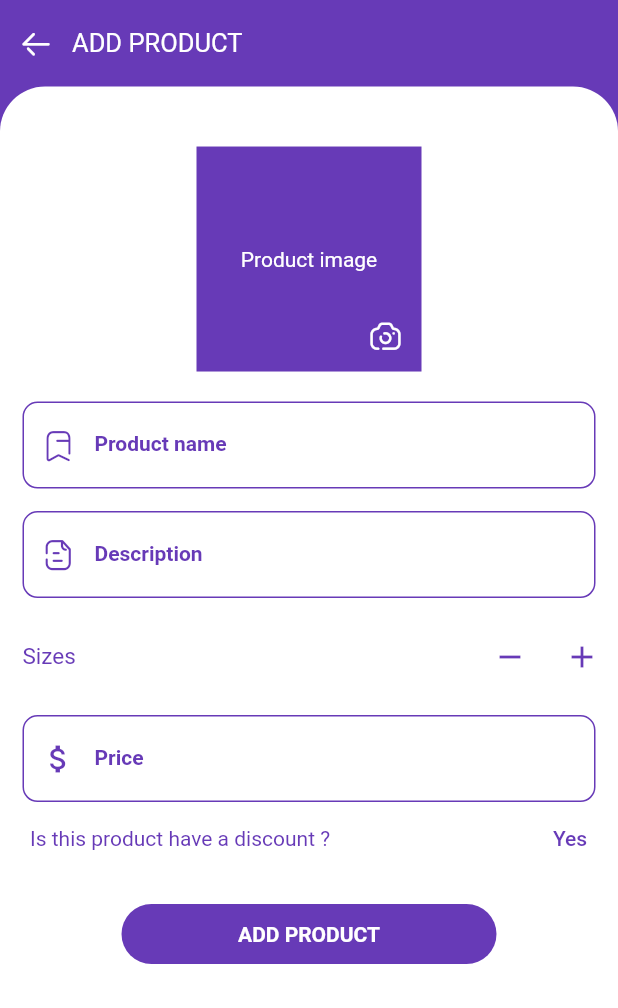
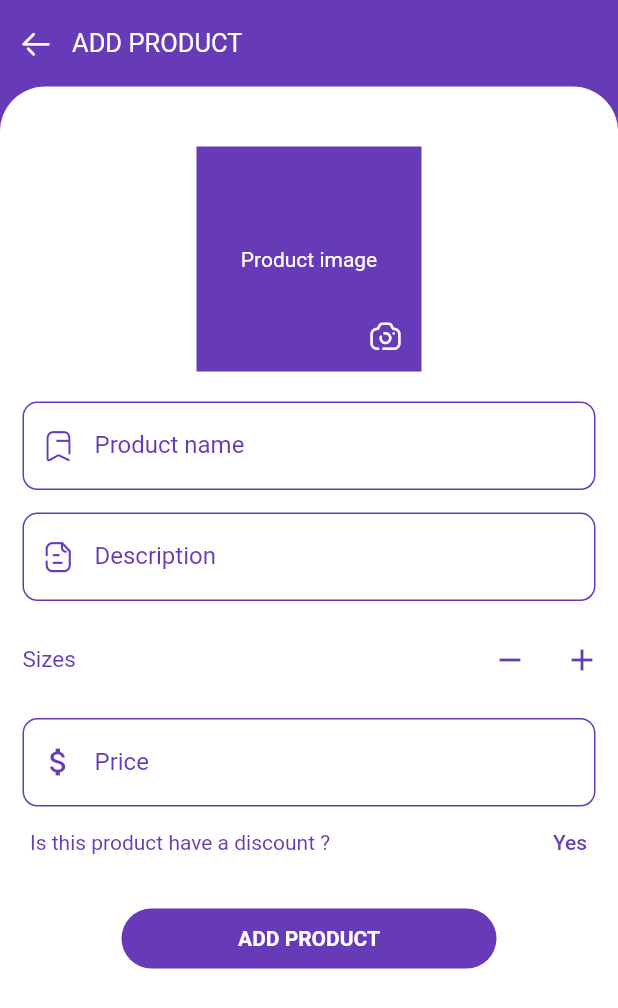
Before and after one commit to muhammadsmostafa/clothesShopAppWithFirebase, a Flutter app: the AddProductScreen screen opened directly, on a phone screen of 412 x 824 dp. Shown: the top 1008 px of the screen. Run offline on Flutter 3.47's test engine with Material 2 defaults, Android fonts, the phone set to English and light mode, and no system bars; our stand-ins replace animated_splash_screen, bloc, buildcondition, cloud_firestore, firebase_auth, firebase_core and 5 more; accounts and stored records are empty.

Commit message:
initial commit

```diff
--- a/lib/shared/styles/themes.dart
+++ b/lib/shared/styles/themes.dart
@@ -8,12 +8,6 @@ ThemeData lightTheme = ThemeData(
   primarySwatch: defaultColor,
   appBarTheme: const AppBarTheme(
     titleSpacing: 20,
-    titleTextStyle: TextStyle(
-      fontFamily: 'Jannah',
-      color: Colors.black,
-      fontSize: 20,
-      fontWeight: FontWeight.bold,
-    ),
     iconTheme: IconThemeData(
       color: defaultColor,
     ),
@@ -31,20 +25,4 @@ ThemeData lightTheme = ThemeData(
     elevation: 20.0,
     backgroundColor: Colors.white,
   ),
-  textTheme: const TextTheme(
-      bodyText1: TextStyle(
-        fontSize: 18,
-        fontWeight: FontWeight.w600,
-        color: Colors.black,
-      ),
-      subtitle1: TextStyle(
-        fontSize: 14,
-        fontWeight: FontWeight.w600,
-        color: Colors.black,
-        height: 1.3,
-      ),
-      caption: TextStyle(
-        color: Colors.black38,
-      ),
-  ),
 );
```
